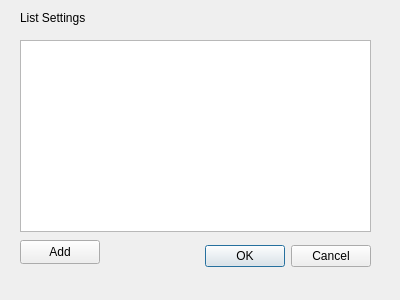
The window that widgets/editor/EditorTools/Settings/listsettings.ui (taliyos/DialogueCreatorForGames) describes before a commit, drawn with Qt 5.
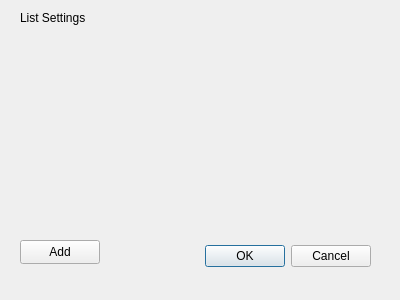
The same window after the commit. Custom widgets are drawn as their Qt base class.

Commit message: Changed layout for list settings

What changed in the file:
```diff
--- a/widgets/editor/EditorTools/Settings/listsettings.ui
+++ b/widgets/editor/EditorTools/Settings/listsettings.ui
@@ -42,16 +42,6 @@
     <string>List Settings</string>
    </property>
   </widget>
-  <widget class="QListView" name="listView">
-   <property name="geometry">
-    <rect>
-     <x>20</x>
-     <y>40</y>
-     <width>351</width>
-     <height>192</height>
-    </rect>
-   </property>
-  </widget>
   <widget class="QPushButton" name="Add">
    <property name="geometry">
     <rect>
@@ -65,6 +55,17 @@
     <string>Add</string>
    </property>
   </widget>
+  <widget class="QWidget" name="verticalLayoutWidget">
+   <property name="geometry">
+    <rect>
+     <x>20</x>
+     <y>30</y>
+     <width>361</width>
+     <height>201</height>
+    </rect>
+   </property>
+   <layout class="QVBoxLayout" name="layout"/>
+  </widget>
  </widget>
  <customwidgets>
   <customwidget>
```
The commit also changes 3 other files.
